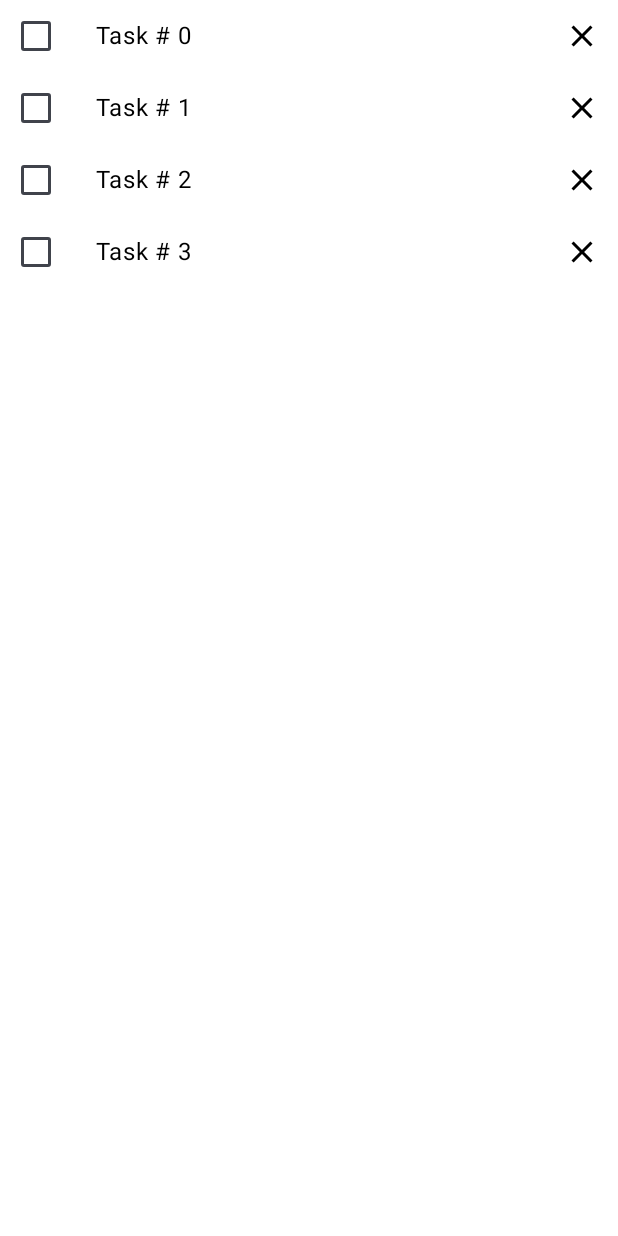
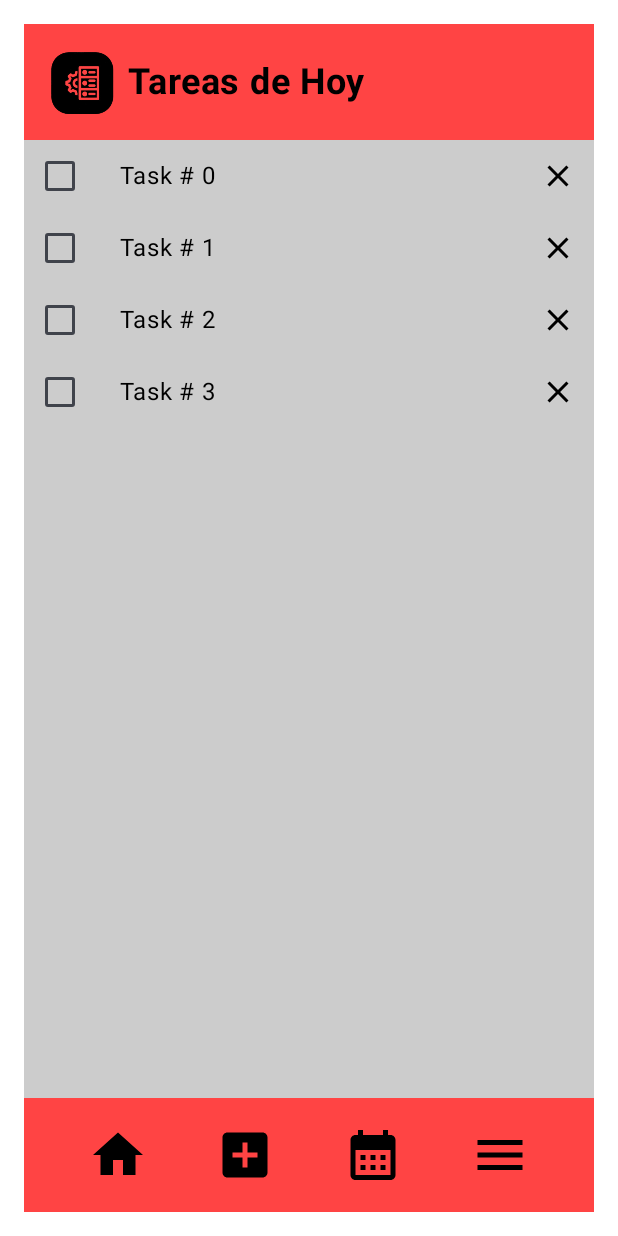
Before and after one commit to KAEM10/TaskMaster, an Android app built with Jetpack Compose: the @Preview function HomeScreenPreview, on a phone screen of 412 x 824 dp. Run offline under Robolectric (Android 15) with nearby library versions, the phone set to English and light mode, and no system bars.

Commit message:
screen 2

```diff
--- a/app/src/main/java/edu/unicauca/taskmaster/ui/screens/components/Header.kt
+++ b/app/src/main/java/edu/unicauca/taskmaster/ui/screens/components/Header.kt
@@ -2,9 +2,12 @@ package edu.unicauca.taskmaster.ui.screens.components
 
 import androidx.compose.foundation.Image
 import androidx.compose.foundation.background
-import androidx.compose.foundation.layout.Box
+import androidx.compose.foundation.layout.Row
+import androidx.compose.foundation.layout.Spacer
 import androidx.compose.foundation.layout.fillMaxWidth
 import androidx.compose.foundation.layout.padding
+import androidx.compose.foundation.layout.size
+import androidx.compose.foundation.layout.width
 import androidx.compose.material3.Text
 import androidx.compose.runtime.Composable
 import androidx.compose.ui.Alignment
@@ -17,21 +20,32 @@ import androidx.compose.ui.unit.dp
 import androidx.compose.ui.unit.sp
 import edu.unicauca.taskmaster.R
 import edu.unicauca.taskmaster.ui.theme.TaskMasterTheme
-import edu.unicauca.taskmaster.ui.theme.red
+import edu.unicauca.taskmaster.ui.theme.*
+
+
 
 @Composable
-fun HeaderTask() {
-    Box(
+fun HeaderTask(
+    modifier: Modifier = Modifier
+        .fillMaxWidth()
+        .padding(16.dp)
+) {
+    Row(
         modifier = Modifier
             .fillMaxWidth()
             .background(red)
             .padding(16.dp),
-        contentAlignment = Alignment.Center
+        verticalAlignment = Alignment.CenterVertically
     ) {
-        Image(painterResource(R.drawable.icono_task_master), contentDescription = null)
+        Image(
+            painter = painterResource(R.drawable.icono_task_master),
+            modifier = Modifier.size(45.dp),
+            contentDescription = null
+        )
+        Spacer(modifier = Modifier.width(8.dp))
         Text(
             text = "Tareas de Hoy",
-            color = Color.White,
+            color = Color.Black,
             fontSize = 24.sp,
             fontWeight = FontWeight.Bold
         )
--- a/app/src/main/java/edu/unicauca/taskmaster/ui/screens/components/NavBar.kt
+++ b/app/src/main/java/edu/unicauca/taskmaster/ui/screens/components/NavBar.kt
@@ -5,6 +5,7 @@ import androidx.compose.foundation.layout.Arrangement
 import androidx.compose.foundation.layout.Row
 import androidx.compose.foundation.layout.fillMaxWidth
 import androidx.compose.foundation.layout.padding
+import androidx.compose.foundation.layout.size
 import androidx.compose.runtime.Composable
 import androidx.compose.ui.Modifier
 import androidx.compose.ui.graphics.Color
@@ -18,25 +19,63 @@ import edu.unicauca.taskmaster.R
 
 
 @Composable
-fun CustomBottomNavigationBar() {
+fun NavBar(
+    modifier: Modifier = Modifier
+        .fillMaxWidth()
+        .padding(16.dp)
+){
     Row(
         modifier = Modifier
             .fillMaxWidth()
-            .background(Color(0xFFFF4444))
-            .padding(8.dp),
-        horizontalArrangement = Arrangement.SpaceEvenly  // Espaciado entre los íconos
+            .background(red)
+            .padding(8.dp)
+            .size(60.dp),
+        horizontalArrangement = Arrangement.SpaceEvenly
+
     ) {
-        IconButton(onClick = { /* Acción de inicio */ }) {
-            Icon(painterResource(R.drawable.icon_home), contentDescription = "Inicio", tint = Color.Black)
+        IconButton(
+            onClick = { },
+            modifier = Modifier.size(60.dp)
+        ) {
+            Icon(
+                painter = painterResource(R.drawable.icon_home),
+                contentDescription = "Inicio",
+                tint = Color.Black,
+                modifier = Modifier.size(40.dp)
+            )
         }
-        IconButton(onClick = { /* Acción de agregar */ }) {
-            Icon(painterResource(R.drawable.icon_add_box), contentDescription = "Agregar", tint = Color.Black)
+        IconButton(
+            onClick = { },
+            modifier = Modifier.size(60.dp)
+        ) {
+            Icon(
+                painter = painterResource(R.drawable.icon_add_box),
+                contentDescription = "Agregar",
+                tint = Color.Black,
+                modifier = Modifier.size(40.dp)
+            )
         }
-        IconButton(onClick = { /* Acción de calendario */ }) {
-            Icon(painterResource(R.drawable.icon_calendar), contentDescription = "Calendario", tint = Color.Black)
+        IconButton(
+            onClick = {  },
+            modifier = Modifier.size(60.dp)
+        ) {
+            Icon(
+                painter = painterResource(R.drawable.icon_calendar),
+                contentDescription = "Calendario",
+                tint = Color.Black,
+                modifier = Modifier.size(40.dp)
+            )
         }
-        IconButton(onClick = { /* Acción de menú */ }) {
-            Icon(painterResource(R.drawable.icon_menu), contentDescription = "Menú", tint = Color.Black)
+        IconButton(
+            onClick = {  },
+            modifier = Modifier.size(60.dp)
+        ) {
+            Icon(
+                painter = painterResource(R.drawable.icon_menu),
+                contentDescription = "Menú",
+                tint = Color.Black,
+                modifier = Modifier.size(40.dp)
+            )
         }
     }
 }
@@ -46,6 +85,6 @@ fun CustomBottomNavigationBar() {
 
 fun HeaderPreview() {
     TaskMasterTheme {
-        CustomBottomNavigationBar()
+        NavBar()
     }
 }
--- a/app/src/main/java/edu/unicauca/taskmaster/ui/screens/home/HomeScreen.kt
+++ b/app/src/main/java/edu/unicauca/taskmaster/ui/screens/home/HomeScreen.kt
@@ -1,9 +1,12 @@
 package edu.unicauca.taskmaster.ui.screens.home
 
+import androidx.compose.foundation.background
 import androidx.compose.foundation.layout.Arrangement
+import androidx.compose.foundation.layout.Box
 import androidx.compose.foundation.layout.Column
 import androidx.compose.foundation.layout.Row
 import androidx.compose.foundation.layout.fillMaxSize
+import androidx.compose.foundation.layout.fillMaxWidth
 import androidx.compose.foundation.layout.padding
 import androidx.compose.foundation.lazy.LazyColumn
 import androidx.compose.foundation.lazy.items
@@ -21,12 +24,15 @@ import androidx.compose.runtime.remember
 import androidx.compose.runtime.setValue
 import androidx.compose.ui.Alignment
 import androidx.compose.ui.Modifier
+import androidx.compose.ui.graphics.Color
 import androidx.compose.ui.res.dimensionResource
 import androidx.compose.ui.tooling.preview.Preview
 import androidx.compose.ui.unit.dp
 import androidx.lifecycle.viewmodel.compose.viewModel
 import edu.unicauca.taskmaster.R
 import edu.unicauca.taskmaster.data.model.TaskItem
+import edu.unicauca.taskmaster.ui.screens.components.HeaderTask
+import edu.unicauca.taskmaster.ui.screens.components.NavBar
 import edu.unicauca.taskmaster.ui.theme.TaskMasterTheme
 
 @Composable
@@ -36,7 +42,21 @@ fun HomeScreen(
 ) {
     val homeUiState by homeViewModel.uiState.collectAsState()
 
-    TasksList(list = homeUiState.task)
+    Column(modifier = modifier
+        .fillMaxSize()
+    ){
+        HeaderTask()
+        Box(
+            modifier = Modifier
+                .weight(1f)
+                .fillMaxWidth()
+                .background(Color.LightGray)
+        ) {
+            TasksList(list = homeUiState.task)
+        }
+
+        NavBar()
+    }
 }
 
 @Composable
```
